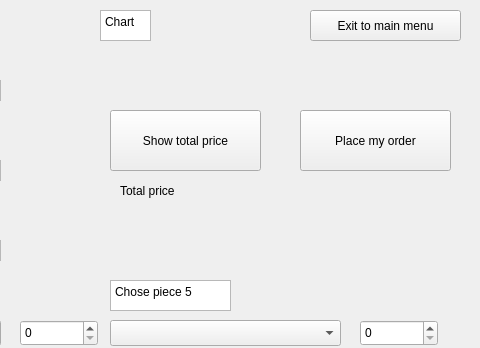
Old version of the form Chart_creator.ui in the repository Simlebo/Project_3BM; both pictures show x 240 to 720 and y 0 to 348 of the 720 by 644 pixel window.
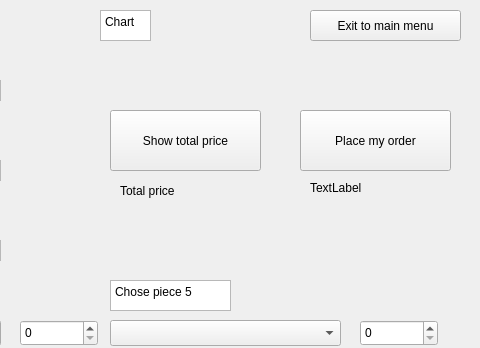
New version of the form.

Commit message: chart creator fini

```diff
--- a/Chart_creator.ui
+++ b/Chart_creator.ui
@@ -493,6 +493,19 @@
     <string>Exit to main menu</string>
    </property>
   </widget>
+  <widget class="QLabel" name="label">
+   <property name="geometry">
+    <rect>
+     <x>550</x>
+     <y>180</y>
+     <width>91</width>
+     <height>16</height>
+    </rect>
+   </property>
+   <property name="text">
+    <string>TextLabel</string>
+   </property>
+  </widget>
  </widget>
  <resources/>
  <connections/>
```
The commit also changes 5 other files.
